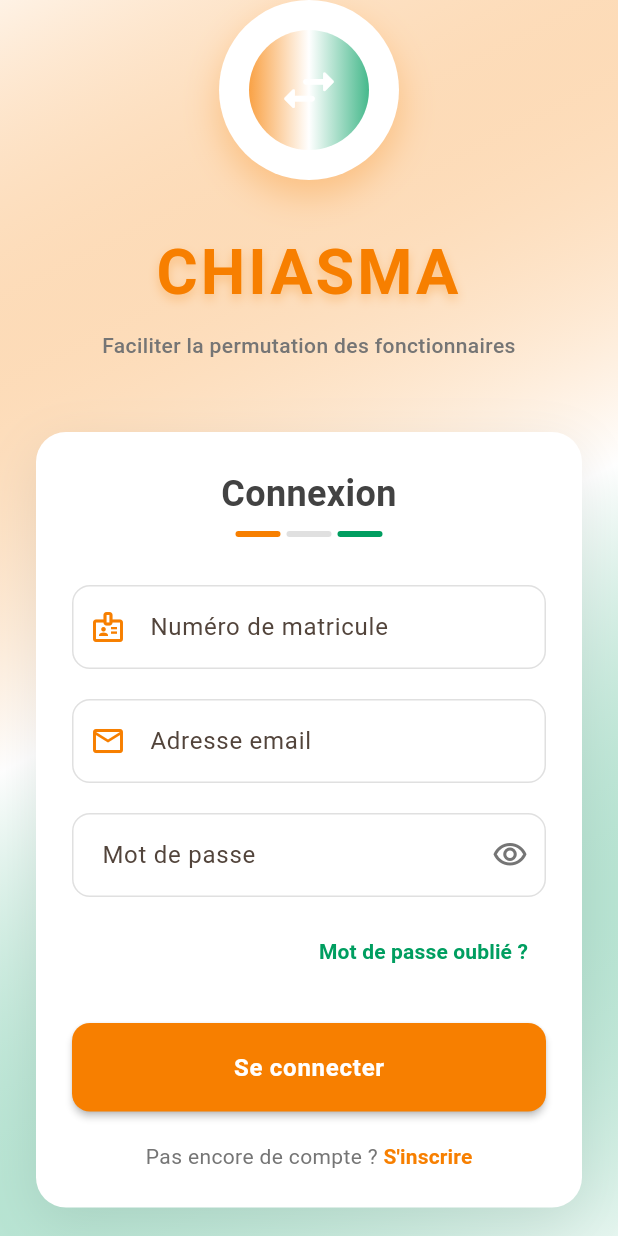
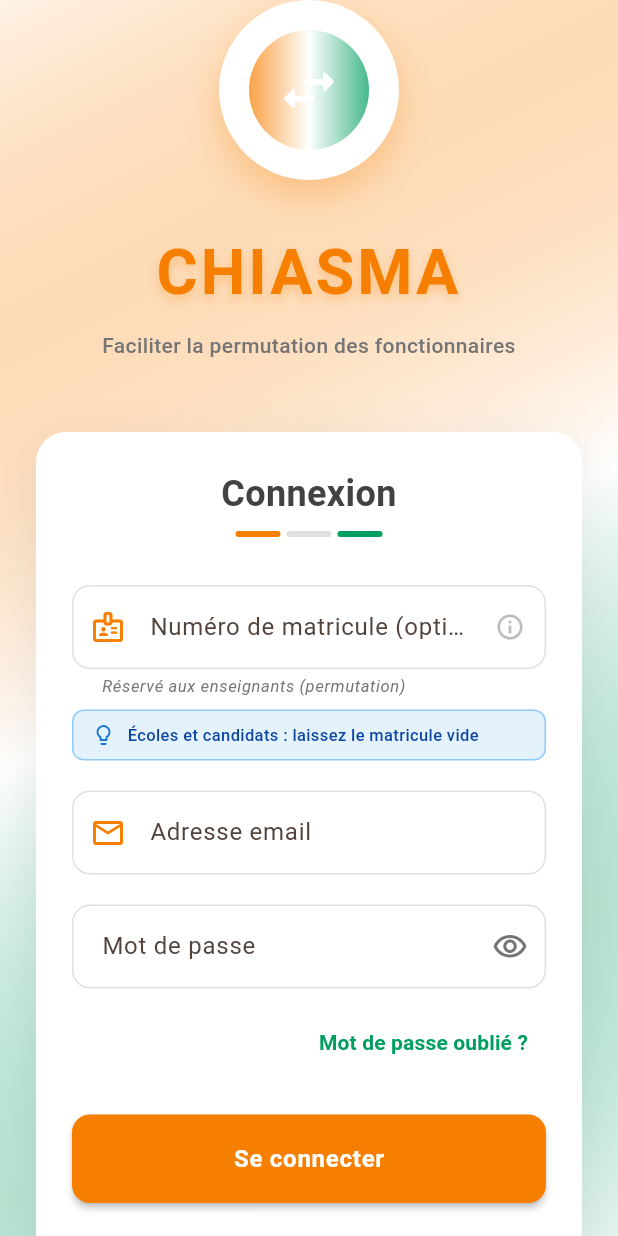
Before and after one commit to Rythmique/chiasma_android, a Flutter app: the screen it shows after launch, on a phone screen of 412 x 824 dp. Run offline on Flutter 3.47's test engine with Material 3 defaults, Android fonts, the phone set to English and light mode, and no system bars; our stand-ins replace cloud_firestore, cloud_functions, firebase_auth, firebase_core; accounts and stored records are empty.

Commit message:
feat: Matricule optionnel pour candidats et écoles sur l'écran de connexion
Problème résolu :
- Les candidats enseignants et écoles ne peuvent pas se connecter car le matricule était obligatoire
- Seuls les enseignants en permutation ont un matricule

Solution implémentée :
- Champ matricule rendu optionnel avec mention "(optionnel)"
- Texte d'aide contextuel : "Réservé aux enseignants (permutation)"
- Tooltip informatif sur l'icône d'info
- Encadré bleu visible : "Écoles et candidats : laissez le matricule vide"
- Logique de connexion adaptative :
  * Si matricule rempli → vérification avec matricule (enseignants)
  * Si matricule vide → connexion simple email/password (candidats/écoles)

Validation :
- Si matricule fourni, format validé (6 chiffres + 1 lettre)
- Si vide, pas de validation (accepté)

Sécurité maintenue :
- Les enseignants en permutation bénéficient toujours de la double vérification
- Les autres types de comptes utilisent l'authentification Firebase standard

🤖 Generated with Claude Code
https://claude.com/claude-code

Co-Authored-By: Claude <noreply@anthropic.com>

```diff
--- a/lib/login_screen.dart
+++ b/lib/login_screen.dart
@@ -1,4 +1,5 @@
 import 'package:flutter/material.dart';
+import 'package:firebase_auth/firebase_auth.dart';
 import 'package:myapp/home_screen.dart';
 import 'package:myapp/forgot_password_screen.dart';
 import 'package:myapp/onboarding_page.dart';
@@ -44,12 +45,23 @@ class _LoginScreenState extends State<LoginScreen> {
     });
 
     try {
-      // Se connecter avec email, mot de passe ET matricule
-      final userCredential = await _authService.signInWithEmailPasswordAndMatricule(
+      final matricule = _matriculeController.text.trim();
+      final UserCredential? userCredential;
+
+      // Si matricule fourni, vérifier avec matricule (enseignants permutation)
+      // Sinon, connexion simple (candidats et écoles)
+      if (matricule.isNotEmpty) {
+        userCredential = await _authService.signInWithEmailPasswordAndMatricule(
           email: _emailController.text.trim(),
           password: _passwordController.text,
-        matricule: _matriculeController.text.trim(),
+          matricule: matricule,
         );
+      } else {
+        userCredential = await _authService.signInWithEmailAndPassword(
+          email: _emailController.text.trim(),
+          password: _passwordController.text,
+        );
+      }
 
       // Récupérer le type de compte de l'utilisateur
       if (mounted && userCredential != null && userCredential.user != null) {
@@ -269,25 +281,61 @@ class _LoginScreenState extends State<LoginScreen> {
                                 // Champ Matricule
                                 TextFormField(
                                   controller: _matriculeController,
-                                  decoration: const InputDecoration(
-                                    labelText: 'Numéro de matricule',
+                                  decoration: InputDecoration(
+                                    labelText: 'Numéro de matricule (optionnel)',
                                     hintText: '123456A',
-                                    prefixIcon: Icon(Icons.badge_outlined, color: Color(0xFFF77F00)),
+                                    prefixIcon: const Icon(Icons.badge_outlined, color: Color(0xFFF77F00)),
+                                    helperText: 'Réservé aux enseignants (permutation)',
+                                    helperStyle: TextStyle(
+                                      color: Colors.grey[600],
+                                      fontSize: 11,
+                                      fontStyle: FontStyle.italic,
+                                    ),
+                                    suffixIcon: Tooltip(
+                                      message: 'Les écoles et candidats n\'ont pas besoin de remplir ce champ',
+                                      child: Icon(Icons.info_outline, color: Colors.grey[400], size: 20),
+                                    ),
                                   ),
                                   keyboardType: TextInputType.text,
                                   textCapitalization: TextCapitalization.characters,
                                   enabled: !_isLoading,
                                   validator: (value) {
-                                    if (value == null || value.isEmpty) {
-                                      return 'Veuillez entrer votre matricule';
-                                    }
+                                    // Matricule optionnel - valider seulement si rempli
+                                    if (value != null && value.isNotEmpty) {
                                       // Validation: 6 chiffres + 1 lettre (ex: 123456A)
                                       final matriculeRegex = RegExp(r'^\d{6}[A-Z]$');
                                       if (!matriculeRegex.hasMatch(value.toUpperCase())) {
                                         return 'Format invalide (ex: 123456A)';
                                       }
+                                    }
                                     return null;
                                   },
+                                ),
+                                const SizedBox(height: 8),
+                                // Information contextuelle
+                                Container(
+                                  padding: const EdgeInsets.symmetric(horizontal: 12, vertical: 8),
+                                  decoration: BoxDecoration(
+                                    color: Colors.blue[50],
+                                    borderRadius: BorderRadius.circular(8),
+                                    border: Border.all(color: Colors.blue[200]!),
+                                  ),
+                                  child: Row(
+                                    children: [
+                                      Icon(Icons.lightbulb_outline, size: 16, color: Colors.blue[700]),
+                                      const SizedBox(width: 8),
+                                      Expanded(
+                                        child: Text(
+                                          'Écoles et candidats : laissez le matricule vide',
+                                          style: TextStyle(
+                                            fontSize: 11,
+                                            color: Colors.blue[900],
+                                            fontWeight: FontWeight.w500,
+                                          ),
+                                        ),
+                                      ),
+                                    ],
+                                  ),
                                 ),
                                 const SizedBox(height: 20),
 
```
Lines whose indentation alone changed are shown as unchanged.
